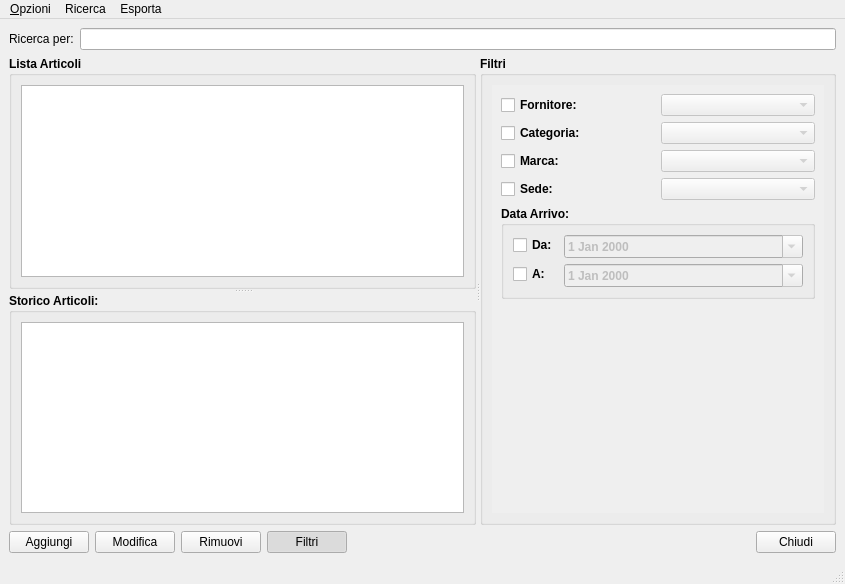
The window that moduleMagazzino/magazzinowindow.ui (kvsd/Gestionale) describes before a commit, drawn with Qt 5.
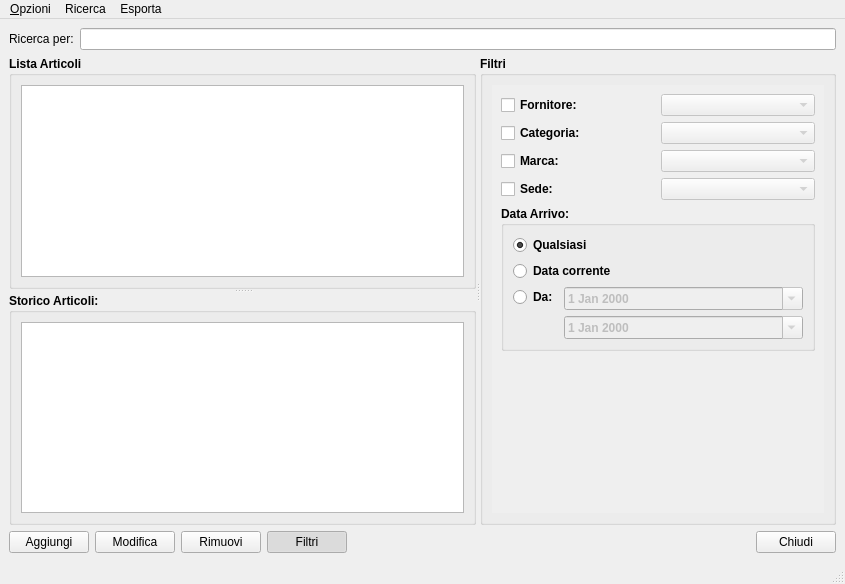
The same window after the commit.

Commit message: Aggiunti controlli per filtro date

Patch:
```diff
--- a/moduleMagazzino/magazzinowindow.ui
+++ b/moduleMagazzino/magazzinowindow.ui
@@ -229,14 +229,7 @@
                  <string>Data Arrivo:</string>
                 </property>
                 <layout class="QFormLayout" name="formLayout">
-                 <item row="0" column="0">
-                  <widget class="QCheckBox" name="data1Enabler">
-                   <property name="text">
-                    <string>Da:</string>
-                   </property>
-                  </widget>
-                 </item>
-                 <item row="0" column="1">
+                 <item row="3" column="1">
                   <widget class="QDateEdit" name="data1LineEdit">
                    <property name="enabled">
                     <bool>false</bool>
@@ -246,14 +239,7 @@
                    </property>
                   </widget>
                  </item>
-                 <item row="1" column="0">
-                  <widget class="QCheckBox" name="data2Enabler">
-                   <property name="text">
-                    <string>A:</string>
-                   </property>
-                  </widget>
-                 </item>
-                 <item row="1" column="1">
+                 <item row="4" column="1">
                   <widget class="QDateEdit" name="data2LineEdit">
                    <property name="enabled">
                     <bool>false</bool>
@@ -263,6 +249,30 @@
                    </property>
                   </widget>
                  </item>
+                 <item row="3" column="0">
+                  <widget class="QRadioButton" name="rangeDateEnabler">
+                   <property name="text">
+                    <string>Da:</string>
+                   </property>
+                  </widget>
+                 </item>
+                 <item row="1" column="0" colspan="2">
+                  <widget class="QRadioButton" name="allDataEnabler">
+                   <property name="text">
+                    <string>Qualsiasi</string>
+                   </property>
+                   <property name="checked">
+                    <bool>true</bool>
+                   </property>
+                  </widget>
+                 </item>
+                 <item row="2" column="0" colspan="2">
+                  <widget class="QRadioButton" name="currentDateEnabler">
+                   <property name="text">
+                    <string>Data corrente</string>
+                   </property>
+                  </widget>
+                 </item>
                 </layout>
                </widget>
               </item>
```
Left out of the diff: 152 changed lines with no effect on the pictures. The commit also changes 1 other file.
